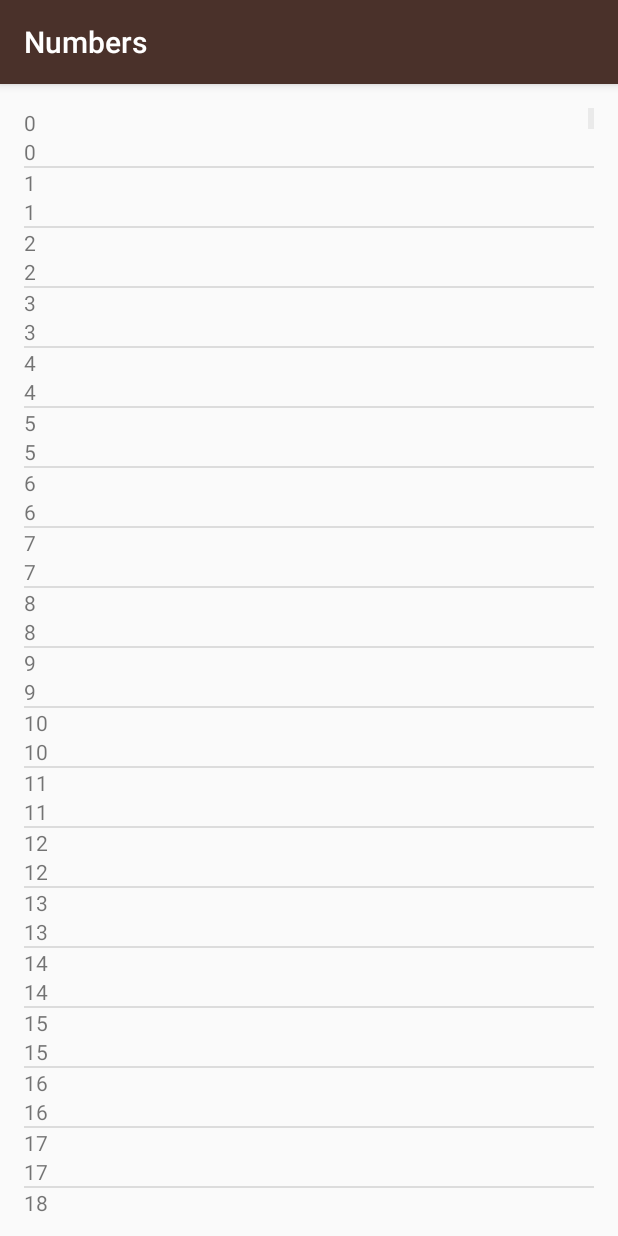
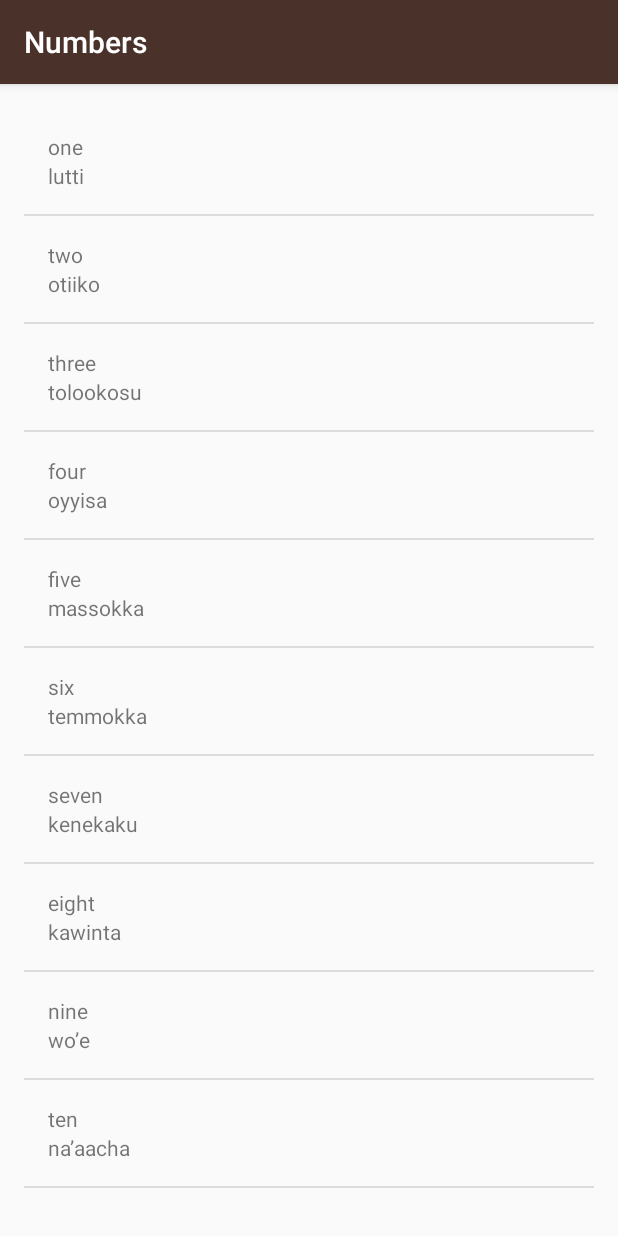
Before and after one commit to knightmanish/Miwok, an Android app: the NumbersActivity screen opened directly, with no data from a screen before it, on a phone screen of 412 x 824 dp. Run offline under Robolectric (Android 15) with nearby library versions, the phone set to English and light mode, and no system bars.

Commit message:
numbers properly shown with adapter

```diff
--- a/app/src/main/java/com/example/android/learnmiwok/NumbersActivity.java
+++ b/app/src/main/java/com/example/android/learnmiwok/NumbersActivity.java
@@ -13,15 +13,17 @@ public class NumbersActivity extends AppCompatActivity {
         super.onCreate(savedInstanceState);
         setContentView(R.layout.activity_numbers);
 
-        ArrayList<String> numbersList = new ArrayList<String>();
-        for (int i = 0; i < 1000; i++) {
-            numbersList.add(String.valueOf(i));
-        }
-
         ArrayList<Word> wordList = new ArrayList<Word>();
-        for (int i = 0; i < 1000; i++) {
-            wordList.add(new Word(String.valueOf(i), String.valueOf(i)));
-        }
+        wordList.add(new Word("one", "lutti"));
+        wordList.add(new Word("two", "otiiko"));
+        wordList.add(new Word("three", "tolookosu"));
+        wordList.add(new Word("four", "oyyisa"));
+        wordList.add(new Word("five", "massokka"));
+        wordList.add(new Word("six", "temmokka"));
+        wordList.add(new Word("seven", "kenekaku"));
+        wordList.add(new Word("eight", "kawinta"));
+        wordList.add(new Word("nine", "wo’e"));
+        wordList.add(new Word("ten", "na’aacha"));
 
         WordAdapter wordAdapter = new WordAdapter(this, wordList);
 
--- a/app/src/main/java/com/example/android/learnmiwok/WordAdapter.java
+++ b/app/src/main/java/com/example/android/learnmiwok/WordAdapter.java
@@ -18,10 +18,22 @@ public class WordAdapter extends ArrayAdapter<Word> {
         TextView defaultLang;
     }
 
+    /**
+     * Resource for parent is irrelevant here as we have defined out own getView, so we have passed 0.
+     * @param context
+     * @param objects
+     */
     public WordAdapter(@NonNull Context context, @NonNull ArrayList<Word> objects) {
-        super(context, R.layout.list_item, objects);
+        super(context, 0, objects);
     }
 
+    /**
+     * Provides a view for an AdapterView(ListView, GridView)
+     * @param position
+     * @param convertView
+     * @param parent
+     * @return
+     */
     @NonNull
     @Override
     public View getView(int position, @Nullable View convertView, @NonNull ViewGroup parent) {
@@ -49,10 +61,5 @@ public class WordAdapter extends ArrayAdapter<Word> {
         viewHolder.defaultLang.setText(word.getDefaultLang());
         // Return the completed view to render on screen
         return convertView;
-
-
-
-
-//        return super.getView(position, convertView, parent);
     }
 }
--- a/app/src/main/res/layout/list_item.xml
+++ b/app/src/main/res/layout/list_item.xml
@@ -3,8 +3,7 @@
     xmlns:tools="http://schemas.android.com/tools"
     android:layout_width="match_parent"
     android:layout_height="match_parent"
-    android:layout_marginLeft="16dp"
-    android:layout_marginTop="16dp"
+    android:padding="16dp"
     android:orientation="vertical">
 
     <TextView
```
